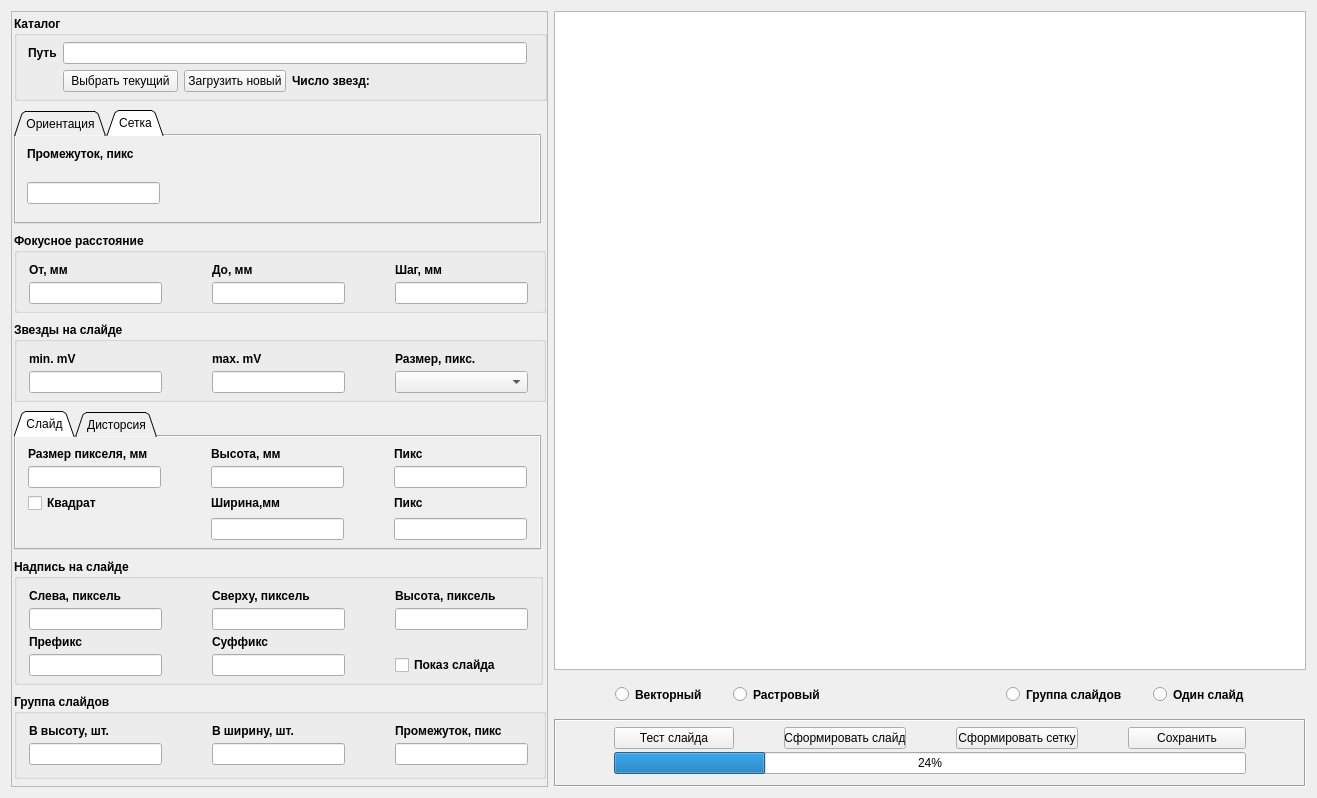
First picture: the form in mainwindow.ui, repository jesuscrew77/Slide, before the edit.
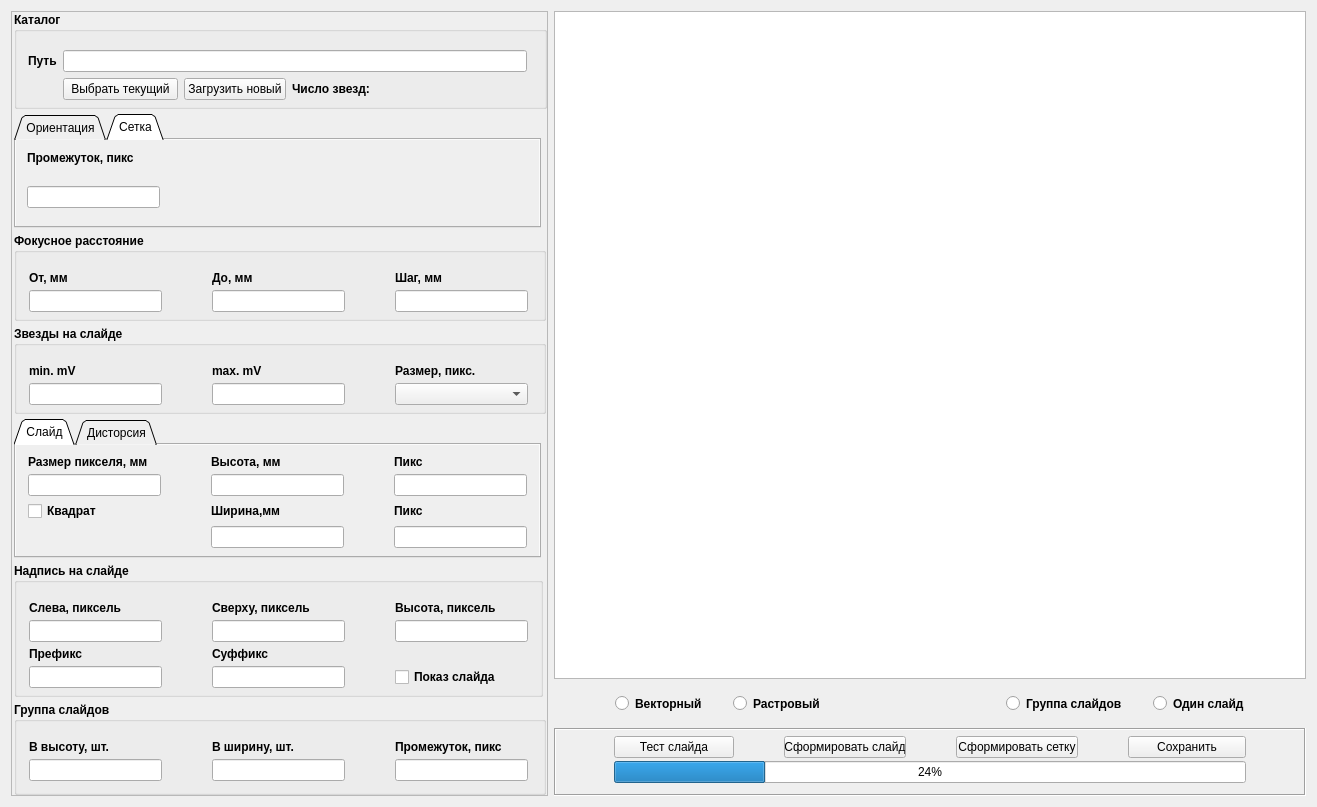
Second picture: the form after the edit.

Patch:
```diff
--- a/mainwindow.ui
+++ b/mainwindow.ui
@@ -231,7 +231,7 @@
            <number>12</number>
           </property>
           <property name="topMargin">
-           <number>10</number>
+           <number>18</number>
           </property>
           <property name="rightMargin">
            <number>15</number>
@@ -411,7 +411,7 @@
            <number>12</number>
           </property>
           <property name="topMargin">
-           <number>10</number>
+           <number>18</number>
           </property>
           <property name="rightMargin">
            <number>15</number>
@@ -588,7 +588,7 @@
            <number>12</number>
           </property>
           <property name="topMargin">
-           <number>10</number>
+           <number>18</number>
           </property>
           <property name="rightMargin">
            <number>15</number>
@@ -750,7 +750,7 @@
            <enum>QLayout::SetFixedSize</enum>
           </property>
           <property name="topMargin">
-           <number>6</number>
+           <number>18</number>
           </property>
           <property name="rightMargin">
            <number>17</number>
@@ -897,7 +897,7 @@
            <number>12</number>
           </property>
           <property name="topMargin">
-           <number>10</number>
+           <number>18</number>
           </property>
           <property name="rightMargin">
            <number>12</number>
```
